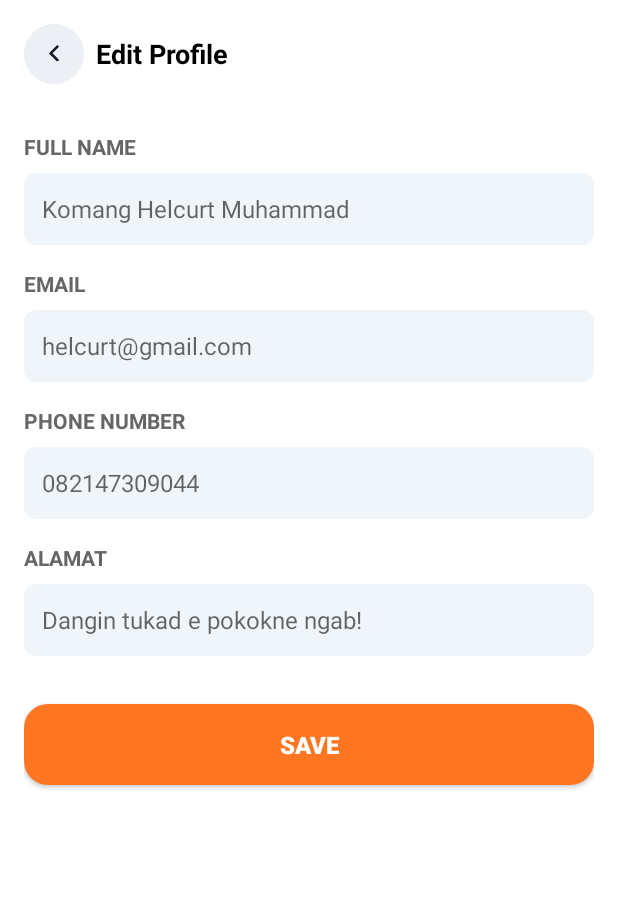
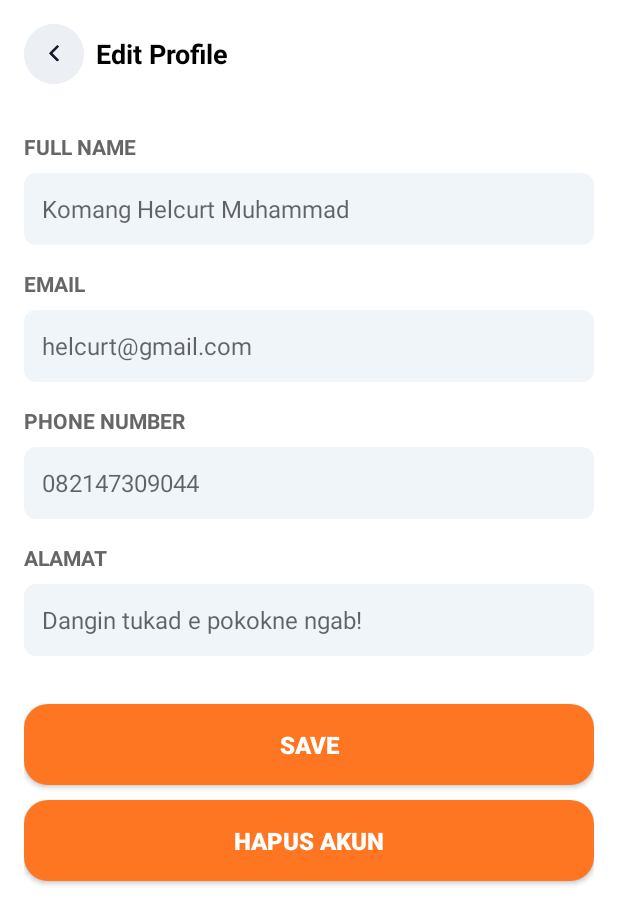
Before and after one commit to RamaPutraa/RIdeRocket, an Android app: the EditProfile screen opened directly, with no data from a screen before it, on a phone screen of 412 x 824 dp. Shown: the top 924 px of the screen. Run offline under Robolectric (Android 15) with nearby library versions, the light colour scheme and no system bars; our stand-ins replace Volley; network calls fail.

Commit message:
fitur delete akun di user

```diff
--- a/app/src/main/java/com/example/riderocket/Db_connection.java
+++ b/app/src/main/java/com/example/riderocket/Db_connection.java
@@ -7,4 +7,5 @@ public class Db_connection {
     public static final String urlRegister = "http://"+ip+"/riderocket/api_register.php";
     public static final String urlGetUser = "http://"+ip+"/riderocket/api_get.php?id_user=";
     public static final String urlUpdateUser = "http://"+ip+"/riderocket/api_update.php?id_user=";
+    public static final String urlDeleteUser = "http://"+ip+"/riderocket/api_delete.php?id_user=";
 }
--- a/app/src/main/res/layout/activity_edit_profile.xml
+++ b/app/src/main/res/layout/activity_edit_profile.xml
@@ -172,6 +172,17 @@
             android:textSize="16sp"
             android:textStyle="bold" />
 
+        <Button
+            android:id="@+id/hapus_akun"
+            android:layout_width="match_parent"
+            android:layout_height="wrap_content"
+            android:layout_marginTop="10dp"
+            android:background="@drawable/send_button_bg"
+            android:text="HAPUS AKUN"
+            android:textColor="#FFFFFF"
+            android:textSize="16sp"
+            android:textStyle="bold" />
+
     </LinearLayout>
 
 </androidx.constraintlayout.widget.ConstraintLayout>
```
Also changed, not shown: app/src/main/java/com/example/riderocket/EditProfile.java (+78 -1 lines).
